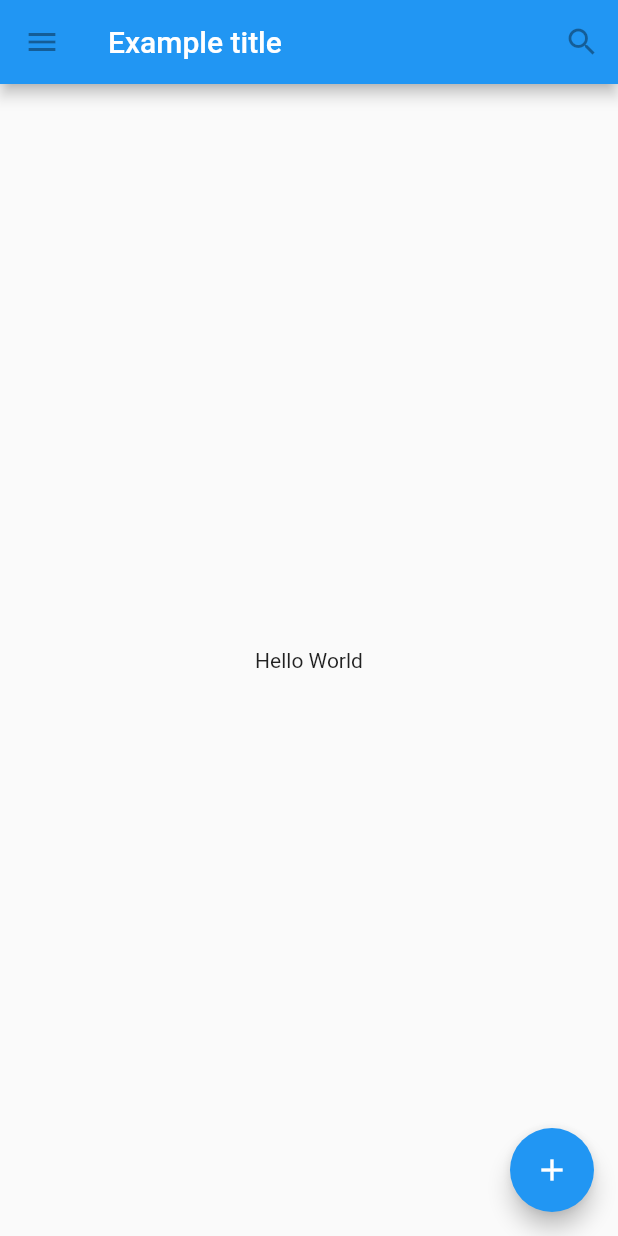
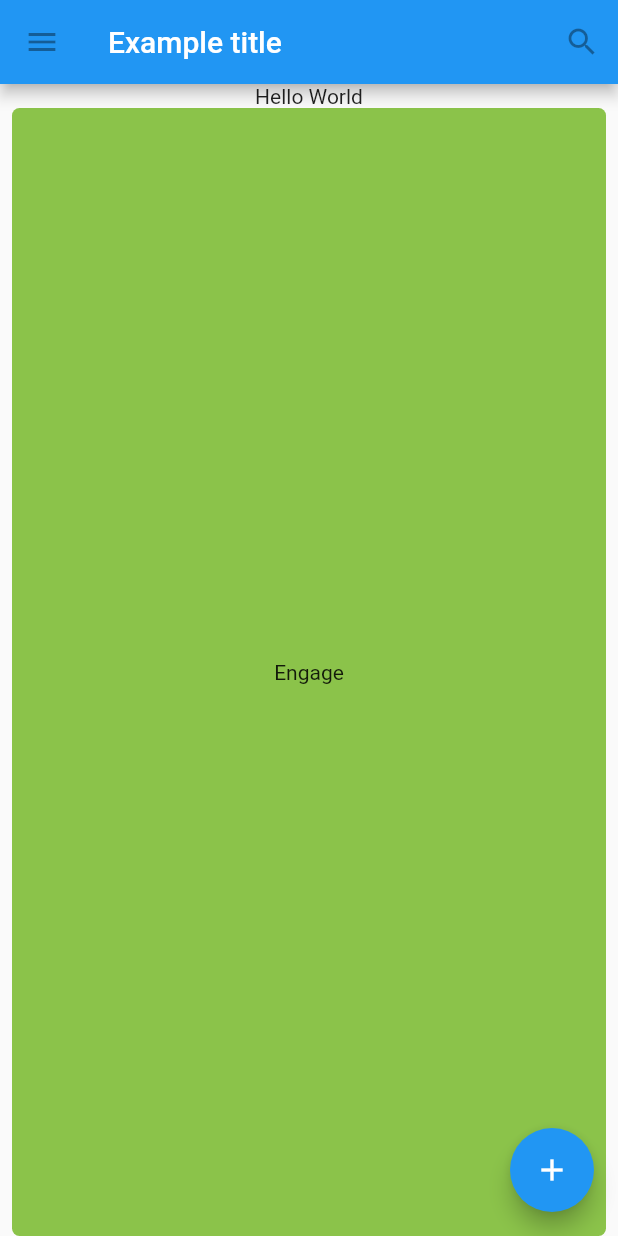
Before and after one commit to floreaadrian/Flutter-Projects, a Flutter app: the screen it shows after launch, on a phone screen of 412 x 824 dp. Run offline on Flutter 3.47's test engine with Material 2 defaults, Android fonts, the phone set to English and light mode, and no system bars.

Commit message:
added a button

```diff
--- a/hello_world/lib/main.dart
+++ b/hello_world/lib/main.dart
@@ -24,7 +24,9 @@ class TutorialHome extends StatelessWidget {
         ],
       ),
       body: Center(
-        child: Text('Hello World'),
+        child: Column(
+          children: <Widget>[Text('Hello World'), Expanded(child: MyButton())],
+        ),
       ),
       floatingActionButton: FloatingActionButton(
         tooltip: 'Add',
@@ -34,3 +36,24 @@ class TutorialHome extends StatelessWidget {
     );
   }
 }
+
+class MyButton extends StatelessWidget {
+  @override
+  Widget build(BuildContext context) {
+    return GestureDetector(
+        onTap: () {
+          print("hello");
+        },
+        child: Container(
+          height: 36.0,
+          padding: const EdgeInsets.all(8.0),
+          margin: const EdgeInsets.symmetric(horizontal: 8.0),
+          decoration: BoxDecoration(
+              borderRadius: BorderRadius.circular(5.0),
+              color: Colors.lightGreen[500]),
+          child: Center(
+            child: Text('Engage'),
+          ),
+        ));
+  }
+}
```
